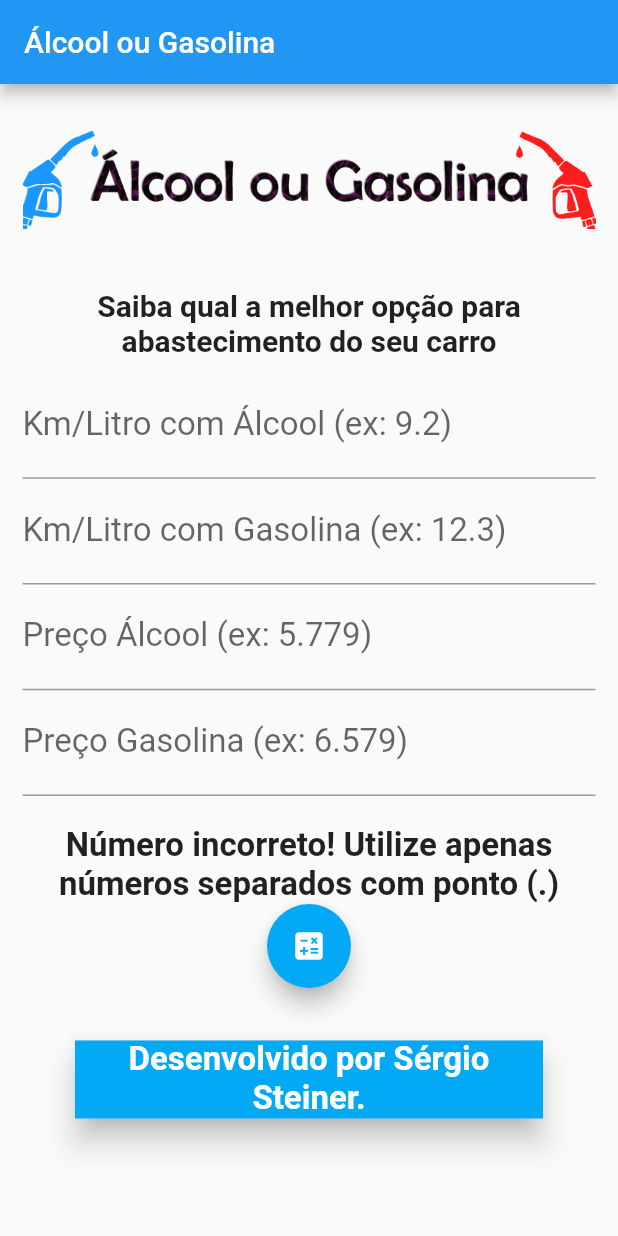
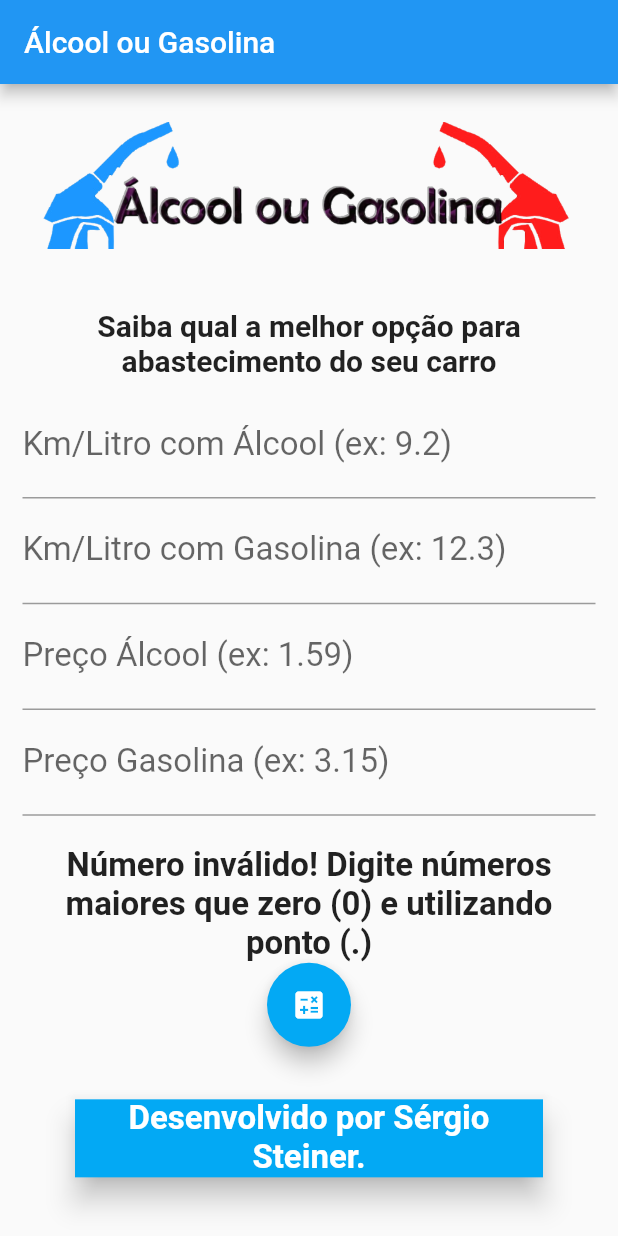
Before and after one commit to seerjo0/alcoolougasolina, a Flutter app: the screen it shows after launch, after a tap on the "calculate" icon, on a phone screen of 412 x 824 dp. Run offline on Flutter 3.47's test engine with Material 2 defaults, Android fonts, the phone set to English and light mode, and no system bars.

Commit message:
Revert "v. 1.6"
This reverts commit 6d4006842ad7e51111a6b6773262dd1f3b70c75b.

```diff
--- /dev/null
+++ b/lib/Home.dart
@@ -0,0 +1,155 @@
+import 'package:flutter/material.dart';
+
+class Home extends StatefulWidget {
+  const Home({Key? key}) : super(key: key);
+
+  @override
+  _HomeState createState() => _HomeState();
+}
+
+class _HomeState extends State<Home> {
+  TextEditingController _controllerAlcool = TextEditingController();
+  TextEditingController _controllerGasolina = TextEditingController();
+  TextEditingController _controllerCalc = TextEditingController();
+  TextEditingController _controllerCgas = TextEditingController();
+
+  String _textoResultado = "";
+
+  void _calcularAbastecimento() {
+    double? precoAlcool = double.tryParse(_controllerAlcool.text);
+    double? precoGasolina = double.tryParse(_controllerGasolina.text);
+    double? consumoAlcool = double.tryParse(_controllerCalc.text);
+    double? consumoGasolina = double.tryParse(_controllerCgas.text);
+
+    if (precoAlcool == null ||
+        precoGasolina == null ||
+        consumoGasolina == null ||
+        consumoAlcool == null) {
+      setState(() {
+        _textoResultado =
+            "Número inválido! Digite números maiores que zero (0) e utilizando ponto (.)";
+      });
+    } else {
+      if ((consumoAlcool / consumoGasolina * precoGasolina) >= precoAlcool) {
+        setState(() {
+          _textoResultado = "Abasteça com Álcool";
+        });
+      } else {
+        setState(() {
+          _textoResultado = "Abasteça com Gasolina";
+        });
+      }
+    }
+  }
+
+  @override
+  Widget build(BuildContext context) {
+    return Scaffold(
+        appBar: AppBar(
+          title: Text("Álcool ou Gasolina"),
+        ),
+        body: Container(
+          child: SingleChildScrollView(
+            padding: EdgeInsets.all(15),
+            child: Column(
+              crossAxisAlignment: CrossAxisAlignment.stretch,
+              children: <Widget>[
+                Padding(
+                    padding: EdgeInsets.only(bottom: 30, top: 10),
+                    child: Image.asset("assets/abre.png")),
+                Padding(
+                    padding: EdgeInsets.all(10),
+                    child: Text(
+                      "Saiba qual a melhor opção para abastecimento do seu carro",
+                      style:
+                          TextStyle(fontWeight: FontWeight.bold, fontSize: 20),
+                      textAlign: TextAlign.center,
+                    )),
+                TextField(
+                  keyboardType: TextInputType.number,
+                  decoration: InputDecoration(
+                      labelText: "Km/Litro com Álcool (ex: 9.2)"),
+                  style: TextStyle(fontSize: 22, color: Colors.green),
+                  onSubmitted: (String texto) {
+                    print("valor digitado:" + texto);
+                  },
+                  controller: _controllerCalc,
+                ),
+                TextField(
+                  keyboardType: TextInputType.number,
+                  decoration: InputDecoration(
+                      labelText: "Km/Litro com Gasolina (ex: 12.3)"),
+                  style: TextStyle(fontSize: 22, color: Colors.lightBlue),
+                  onSubmitted: (String texto) {
+                    print("valor digitado:" + texto);
+                  },
+                  controller: _controllerCgas,
+                ),
+                TextField(
+                  keyboardType: TextInputType.number,
+                  decoration:
+                      InputDecoration(labelText: "Preço Álcool (ex: 1.59)"),
+                  style: TextStyle(fontSize: 22, color: Colors.green),
+                  onSubmitted: (String texto) {
+                    print("valor digitado:" + texto);
+                  },
+                  controller: _controllerAlcool,
+                ),
+                TextField(
+                  keyboardType: TextInputType.number,
+                  decoration:
+                      InputDecoration(labelText: "Preço Gasolina (ex: 3.15)"),
+                  style: TextStyle(fontSize: 22, color: Colors.lightBlue),
+                  onSubmitted: (String texto) {
+                    print("valor digitado:" + texto);
+                  },
+                  controller: _controllerGasolina,
+                ),
+                /*Padding(
+                    padding: EdgeInsets.all(15),
+                    child: RaisedButton(
+                        padding: EdgeInsets.all(15),
+                        child: Text(
+                          "Calcular",
+                          style: TextStyle(
+                            fontSize: 20,
+                            fontWeight: FontWeight.bold,
+                            color: Colors.white,
+                          ),
+                        ),
+                        color: Colors.lightBlue,
+                        onPressed: _calcularAbastecimento)),*/
+                Padding(
+                  padding: EdgeInsets.only(top: 20),
+                  child: Text(
+                    _textoResultado,
+                    style: TextStyle(fontSize: 22, fontWeight: FontWeight.bold),
+                    textAlign: TextAlign.center,
+                  ),
+                ),
+                FloatingActionButton(
+                  tooltip: "Calcular",
+                  onPressed: _calcularAbastecimento,
+                  backgroundColor: Colors.lightBlue,
+                  child: const Icon(Icons.calculate),
+                ),
+                Padding(
+                  padding: EdgeInsets.all(35),
+                  child: BottomAppBar(
+                    child: Text(
+                      "Desenvolvido por Sérgio Steiner.",
+                      textAlign: TextAlign.center,
+                      style: TextStyle(
+                          fontWeight: FontWeight.bold,
+                          fontSize: 22,
+                          color: Colors.white),
+                    ),
+                    color: Colors.lightBlue,
+                  ),
+                )
+              ],
+            ),
+          ),
+        ));
+  }
+}
--- a/lib/home_controller.dart
+++ /dev/null
@@ -1,52 +0,0 @@
-class HomeController {
-  String calcularAbastecimento(
-    precoAlcool,
-    precoGasolina,
-    consumoAlcool,
-    consumoGasolina,
-  ) {
-    String _textoResultado;
-
-    if (consumoAlcool == null ||
-        consumoGasolina == null ||
-        precoAlcool == null ||
-        precoGasolina == null) {
-      _textoResultado =
-          "Número incorreto! Utilize apenas números separados com ponto (.)";
-    } else if ((consumoAlcool / consumoGasolina * precoGasolina) >=
-        precoAlcool) {
-      _textoResultado = "Abasteça com Álcool";
-    } else {
-      _textoResultado = "Abasteça com Gasolina";
-    }
-
-    return _textoResultado;
-  }
-
-  /*void _calcularAbastecimento() {
-    double? precoAlcool = double.tryParse(_controllerAlcool.text);
-    double? precoGasolina = double.tryParse(_controllerGasolina.text);
-    double? consumoAlcool = double.tryParse(_controllerCalc.text);
-    double? consumoGasolina = double.tryParse(_controllerCgas.text);
-
-    if (precoAlcool == null ||
-        precoGasolina == null ||
-        consumoGasolina == null ||
-        consumoAlcool == null) {
-      setState(() {
-        _textoResultado =
-            "Número inválido! Digite números maiores que zero (0) e utilizando ponto (.)";
-      });
-    } else {
-      if ((consumoAlcool / consumoGasolina * precoGasolina) >= precoAlcool) {
-        setState(() {
-          _textoResultado = "Abasteça com Álcool";
-        });
-      } else {
-        setState(() {
-          _textoResultado = "Abasteça com Gasolina";
-        });
-      }
-    }
-  }*/
-}
--- a/lib/home_page.dart
+++ /dev/null
@@ -1,136 +0,0 @@
-import 'package:alcoolougasolina/home_controller.dart';
-import 'package:alcoolougasolina/widgets/my_text_field.dart';
-import 'package:flutter/foundation.dart';
-import 'package:flutter/material.dart';
-
-class HomePage extends StatefulWidget {
-  const HomePage({Key? key}) : super(key: key);
-
-  @override
-  _HomePageState createState() => _HomePageState();
-}
-
-class _HomePageState extends State<HomePage> {
-  final TextEditingController _controllerAlcool = TextEditingController();
-  final TextEditingController _controllerGasolina = TextEditingController();
-  final TextEditingController _controllerCalc = TextEditingController();
-  final TextEditingController _controllerCgas = TextEditingController();
-
-  final HomeController _homeController = HomeController();
-
-  String _textoResultado = '';
-
-  @override
-  Widget build(BuildContext context) {
-    return Scaffold(
-      appBar: AppBar(
-        title: const Text("Álcool ou Gasolina"),
-      ),
-      body: SingleChildScrollView(
-        padding: const EdgeInsets.all(15),
-        child: Column(
-          crossAxisAlignment: CrossAxisAlignment.stretch,
-          children: <Widget>[
-            Padding(
-                padding: const EdgeInsets.only(bottom: 30, top: 10),
-                child: Image.asset("assets/abre.png")),
-            const Padding(
-              padding: EdgeInsets.all(10),
-              child: Text(
-                "Saiba qual a melhor opção para abastecimento do seu carro",
-                style: TextStyle(fontWeight: FontWeight.bold, fontSize: 20),
-                textAlign: TextAlign.center,
-              ),
-            ),
-            MyTextField(
-              myLabel: "Km/Litro com Álcool (ex: 9.2)",
-              color: Colors.green,
-              onSubmitted: (String texto) {
-                if (kDebugMode) {
-                  print("valor digitado:" + texto);
-                }
-              },
-              controller: _controllerCalc,
-            ),
-            MyTextField(
-              myLabel: "Km/Litro com Gasolina (ex: 12.3)",
-              color: Colors.lightBlue,
-              onSubmitted: (String texto) {
-                if (kDebugMode) {
-                  print("valor digitado:" + texto);
-                }
-              },
-              controller: _controllerCgas,
-            ),
-            MyTextField(
-              myLabel: "Preço Álcool (ex: 5.779)",
-              color: Colors.green,
-              onSubmitted: (String texto) {
-                if (kDebugMode) {
-                  print("valor digitado:" + texto);
-                }
-              },
-              controller: _controllerAlcool,
-            ),
-            MyTextField(
-              myLabel: "Preço Gasolina (ex: 6.579)",
-              color: Colors.green,
-              onSubmitted: (String texto) {
-                if (kDebugMode) {
-                  print("valor digitado:" + texto);
-                }
-              },
-              controller: _controllerGasolina,
-            ),
-            Padding(
-              padding: const EdgeInsets.only(top: 20),
-              child: Text(
-                _textoResultado,
-                style:
-                    const TextStyle(fontSize: 22, fontWeight: FontWeight.bold),
-                textAlign: TextAlign.center,
-              ),
-            ),
-            FloatingActionButton(
-              tooltip: 'Calcular',
-              onPressed: () {
-                double? precoAlcool = double.tryParse(_controllerAlcool.text);
-                double? precoGasolina = double.tryParse(
-                  _controllerGasolina.text,
-                );
-                double? consumoAlcool = double.tryParse(_controllerCalc.text);
-                double? consumoGasolina = double.tryParse(_controllerCgas.text);
-
-                setState(() {
-                  _textoResultado = _homeController.calcularAbastecimento(
-                    precoAlcool,
-                    precoGasolina,
-                    consumoAlcool,
-                    consumoGasolina,
-                  );
-                });
-              },
-              backgroundColor: Colors.lightBlue,
-              child: const Icon(Icons.calculate),
-            ),
-            const Padding(
-              padding: EdgeInsets.all(35),
-              child: BottomAppBar(
-                child: Text(
-                  "Desenvolvido por Sérgio Steiner.",
-                  textAlign: TextAlign.center,
-                  style: TextStyle(
-                    fontWeight: FontWeight.bold,
-                    fontSize: 22,
-                    color: Colors.white,
-                  ),
-                ),
-                color: Colors.lightBlue,
-              ),
-            )
-          ],
-        ),
-      ),
-    );
-  }
-}
--- a/lib/main.dart
+++ b/lib/main.dart
@@ -1,11 +1,9 @@
 import 'package:flutter/material.dart';
-import 'home_page.dart';
+import 'Home.dart';
 
 void main() {
-  runApp(
-    const MaterialApp(
-      debugShowCheckedModeBanner: false,
-      home: HomePage(),
-    ),
-  );
+  runApp(MaterialApp(
+    debugShowCheckedModeBanner: false,
+    home: Home(),
+  ));
 }
--- a/lib/widgets/my_text_field.dart
+++ /dev/null
@@ -1,20 +0,0 @@
-import 'package:flutter/material.dart';
-
-class MyTextField extends TextField {
-  MyTextField({
-    Key? key,
-    required Color color,
-    required String myLabel,
-    required TextEditingController controller,
-    required Function(String) onSubmitted,
-  }) : super(
-          key: key,
-          keyboardType: TextInputType.number,
-          decoration: InputDecoration(
-            labelText: myLabel,
-          ),
-          style: const TextStyle(fontSize: 22, color: Colors.green),
-          onSubmitted: onSubmitted,
-          controller: controller,
-        );
-}
```
Also changed, not shown: assets/abre.jpg (added), assets/abre.png, 1 other file.
